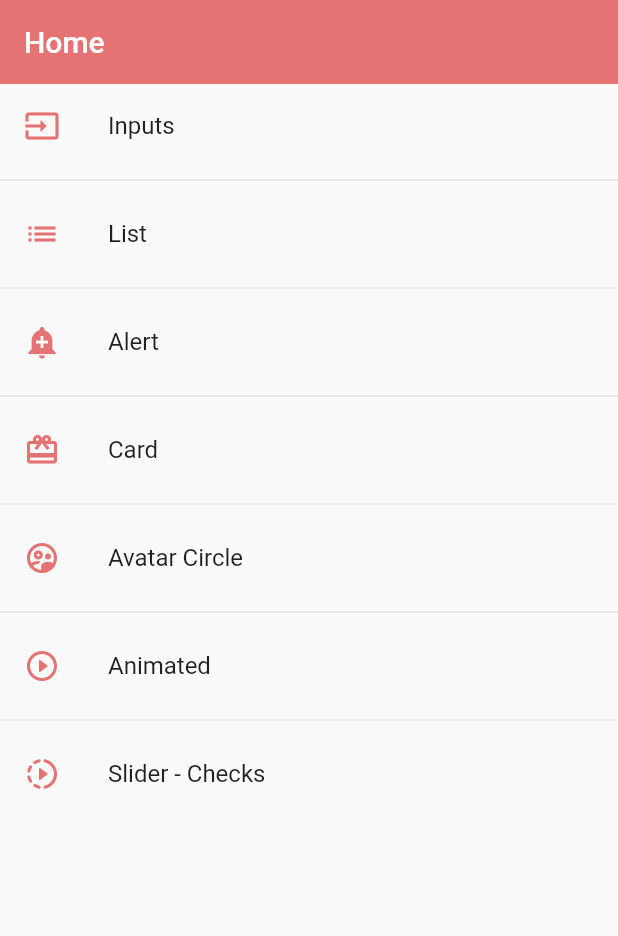
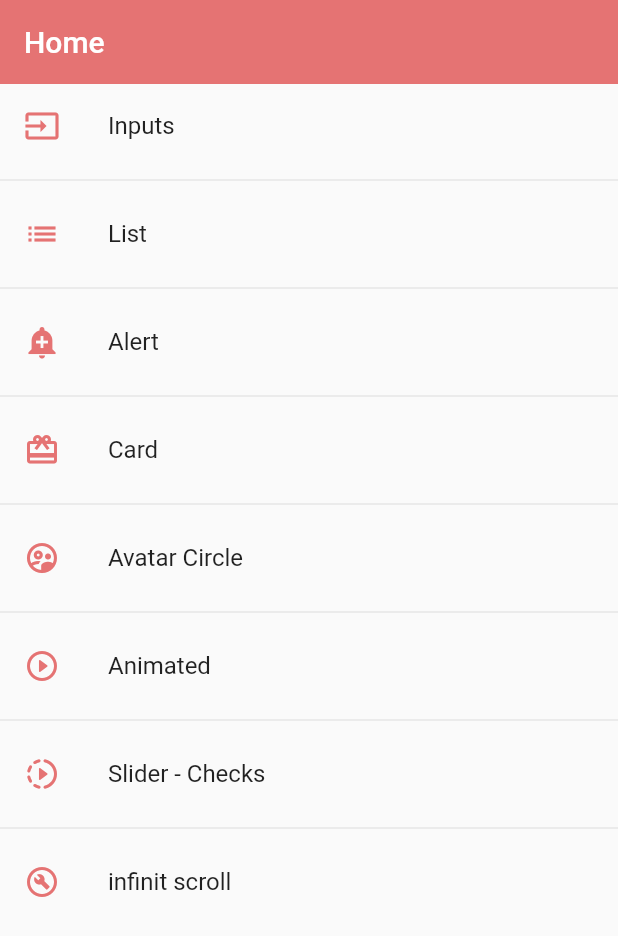
Before and after one commit to ReynaldoAlvarez/course-flutter, a Flutter app: the screen it shows after launch, on a phone screen of 412 x 824 dp. Shown: the top 936 px of the screen. Run offline on Flutter 3.47's test engine with Material 2 defaults, Android fonts, the phone set to English and light mode, and no system bars.

Commit message:
listview builder

```diff
--- a/lib/router/app_routes.dart
+++ b/lib/router/app_routes.dart
@@ -41,6 +41,11 @@ class AppRoutes {
         icon: Icons.slow_motion_video_rounded,
         name: 'Slider - Checks',
         screen: const SliderScreen()),
+    MenuOption(
+        route: 'listview-builder',
+        icon: Icons.build_circle_outlined,
+        name: 'infinit scroll',
+        screen: const ListviewBuilderScreen()),
   ];
 
   static Map<String, Widget Function(BuildContext)> getAppRoutes() {
--- a/lib/screen/screen.dart
+++ b/lib/screen/screen.dart
@@ -1,3 +1,5 @@
+export 'package:fl_components/screen/listview_builder_screen.dart';
+
 export 'package:fl_components/screen/slider_screen.dart';
 
 export 'package:fl_components/screen/inputs_screen.dart';
```
Also changed, not shown: lib/screen/listview_builder_screen.dart (added, +24 -0 lines).
